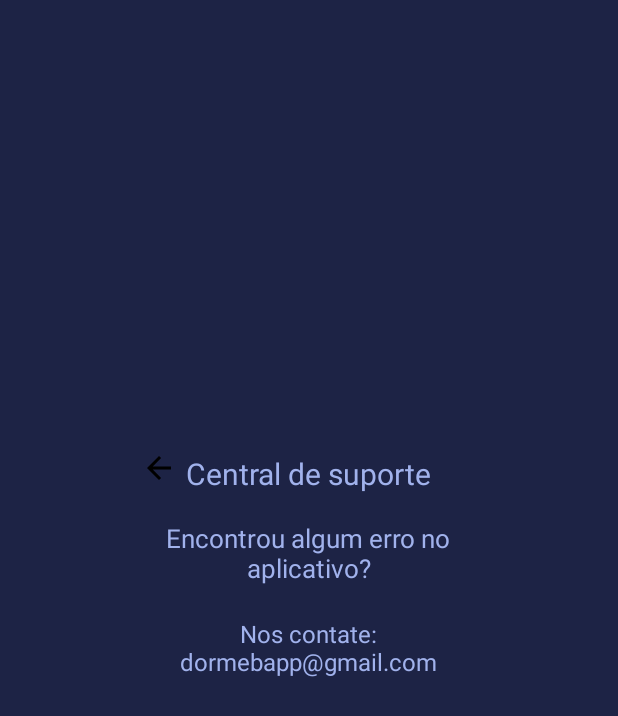
After one commit to EltonC06/DormeB-App, an Android app: the layout fragment_info.xml on its own in the app's theme, with its tools: preview values and no code run, on a phone screen of 412 x 824 dp. The commit adds this screen. Shown: the top 716 px of the screen. Run offline under Robolectric (Android 15) with nearby library versions, the phone set to English and light mode, and no system bars.

Commit message:
Info fragment created Pt. 1

```diff
--- /dev/null
+++ b/app/src/main/res/drawable/arrow_back.xml
@@ -0,0 +1,5 @@
+<vector xmlns:android="http://schemas.android.com/apk/res/android" android:autoMirrored="true" android:height="24dp" android:tint="#000000" android:viewportHeight="24" android:viewportWidth="24" android:width="24dp">
+
+    <path android:fillColor="@android:color/white" android:pathData="M20,11H7.83l5.59,-5.59L12,4l-8,8 8,8 1.41,-1.41L7.83,13H20v-2z"/>
+
+</vector>
--- /dev/null
+++ b/app/src/main/res/layout/fragment_info.xml
@@ -0,0 +1,58 @@
+<?xml version="1.0" encoding="utf-8"?>
+<FrameLayout xmlns:android="http://schemas.android.com/apk/res/android"
+    xmlns:tools="http://schemas.android.com/tools"
+    android:layout_width="250dp"
+    android:layout_height="250dp"
+    xmlns:app="http://schemas.android.com/apk/res-auto"
+    tools:context=".InfoFragment"
+    android:orientation="vertical"
+    android:layout_gravity="center">
+
+
+    <TextView
+        android:id="@+id/txt_support_msg"
+        android:layout_width="wrap_content"
+        android:layout_height="wrap_content"
+        android:gravity="center"
+        android:layout_gravity="center_horizontal"
+        android:textColor="@color/BlueforText"
+        android:layout_margin="15dp"
+        android:textSize="20sp"
+        android:text="Central de suporte" />
+
+    <TextView
+        android:id="@+id/txt_error_find"
+        android:layout_width="wrap_content"
+        android:layout_height="wrap_content"
+        android:gravity="center"
+        android:layout_gravity="center_horizontal"
+        android:layout_marginTop="60sp"
+        android:textColor="@color/BlueforText"
+        android:textSize="17sp"
+        android:text="Encontrou algum erro no aplicativo?" />
+
+    <TextView
+        android:id="@+id/txt_email"
+        android:layout_width="wrap_content"
+        android:layout_height="wrap_content"
+        android:gravity="center"
+        android:layout_gravity="center"
+        android:textColor="@color/BlueforText"
+        android:layout_marginStart="15dp"
+        android:layout_marginEnd="15dp"
+        android:layout_marginTop="20dp"
+        android:textSize="16sp"
+        android:text="Nos contate: dormebapp@gmail.com" />
+
+    <ImageButton
+        android:id="@+id/btn_back"
+        android:background="@null"
+        android:layout_width="50dp"
+        android:layout_height="50dp"
+        android:scaleType="centerInside"
+        app:srcCompat="@drawable/arrow_back"
+        />
+
+
+
+</FrameLayout>
--- a/app/src/main/res/values/strings.xml
+++ b/app/src/main/res/values/strings.xml
@@ -66,4 +66,6 @@
 
 
     <string name="preference_file_key">com.dormeb.dormeb.PREFERENCE_FILE_KEY</string>
+<!-- TODO: Remove or change this placeholder text -->
+    <string name="hello_blank_fragment">Hello blank fragment</string>
 </resources>
```
Also changed, not shown: app/src/main/java/com/dormeb/dormeb/InfoFragment.kt (added, +29 -0 lines), app/src/main/java/com/dormeb/dormeb/MainActivity.kt (+51 -36 lines), app/src/main/res/layout/activity_main.xml (+14 -0 lines), app/src/main/res/drawable/info.png (added).
